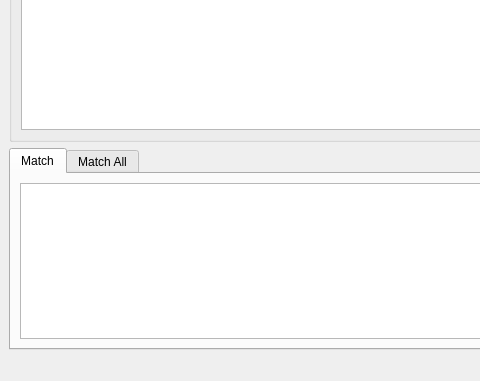
Old version of the form modules/mainWindow.ui in the repository bittercode/pyrrhic-ree; both pictures show x 0 to 480 and y 347 to 728 of the 800 by 728 pixel window.
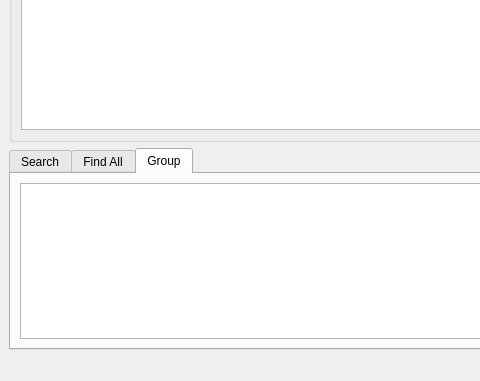
New version of the form.

The edit to the form file:
```diff
--- a/modules/mainWindow.ui
+++ b/modules/mainWindow.ui
@@ -117,11 +117,11 @@
     <item>
      <widget class="QTabWidget" name="tabResults">
       <property name="currentIndex">
-       <number>0</number>
+       <number>2</number>
       </property>
       <widget class="QWidget" name="tabMatch">
        <attribute name="title">
-        <string>Match</string>
+        <string>Search</string>
        </attribute>
        <layout class="QHBoxLayout" name="horizontalLayout_4">
         <item>
@@ -131,7 +131,7 @@
       </widget>
       <widget class="QWidget" name="tabMatchAll">
        <attribute name="title">
-        <string>Match All</string>
+        <string>Find All</string>
        </attribute>
        <layout class="QHBoxLayout" name="horizontalLayout_5">
         <item>
@@ -139,6 +139,16 @@
         </item>
        </layout>
       </widget>
+      <widget class="QWidget" name="tabGroup">
+       <attribute name="title">
+        <string>Group</string>
+       </attribute>
+       <layout class="QHBoxLayout" name="horizontalLayout_6">
+        <item>
+         <widget class="QTextBrowser" name="tebGroup"/>
+        </item>
+       </layout>
+      </widget>
      </widget>
     </item>
    </layout>
```
